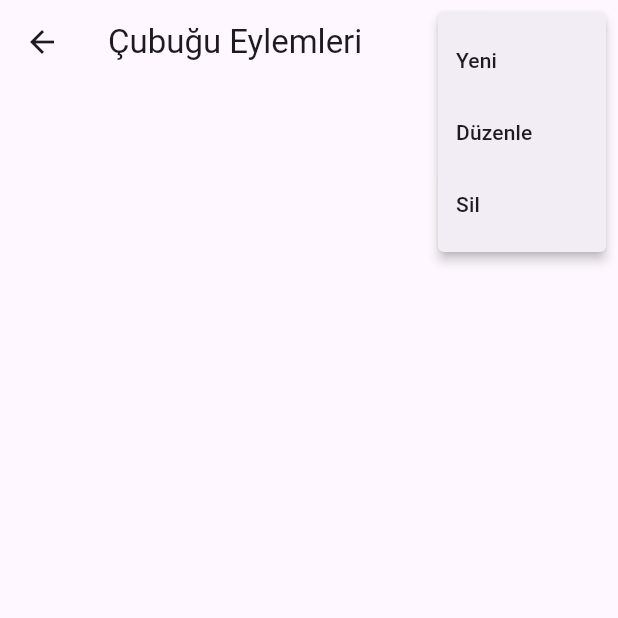
After one commit to yayirgul/flutter_library, a Flutter app: the AppbarActionWidget screen opened directly, after a tap on the "more vert" icon, on a phone screen of 412 x 824 dp, the top half of it. The commit adds this screen. Run offline on Flutter 3.47's test engine with Material 2 defaults, Android fonts, the light colour scheme and no system bars.

Commit message:
appbar action widget

```diff
--- a/lib/main.dart
+++ b/lib/main.dart
@@ -1,4 +1,5 @@
 import 'package:flutter/material.dart';
+import 'package:flutter_library/widgets/appbar_action_widget.dart';
 import 'package:flutter_library/widgets/counter_widget.dart';
 import 'package:flutter_library/widgets/dropdown_widget.dart';
 import 'package:flutter_library/widgets/image_widget.dart';
@@ -65,7 +66,15 @@ class _MyHomePageState extends State<MyHomePage> {
                         const DropdownWidget(title: 'Açılır Liste'),
                   ));
                 },
-                child: const Text('Açılır Liste'))
+                child: const Text('Açılır Liste')),
+            ElevatedButton(
+                onPressed: () {
+                  Navigator.of(context).push(MaterialPageRoute(
+                    builder: (context) =>
+                        const AppbarActionWidget(title: 'Çubuğu Eylemleri'),
+                  ));
+                },
+                child: const Text('Uygulama Çubuğu Eylemleri'))
           ],
         ),
       ),
--- /dev/null
+++ b/lib/widgets/appbar_action_widget.dart
@@ -0,0 +1,36 @@
+// ignore_for_file: non_constant_identifier_names
+
+import 'package:flutter/material.dart';
+
+class AppbarActionWidget extends StatefulWidget {
+  final String title;
+  const AppbarActionWidget({super.key, required this.title});
+
+  @override
+  State<AppbarActionWidget> createState() => _AppbarActionWidgetState();
+}
+
+class _AppbarActionWidgetState extends State<AppbarActionWidget> {
+  List<String> actions = ['Yeni', 'Düzenle', 'Sil'];
+  @override
+  Widget build(BuildContext context) {
+    return Scaffold(
+      appBar: AppBar(
+        title: Text(widget.title),
+        actions: [Menu(actions)],
+      ),
+    );
+  }
+}
+
+Widget Menu(List<String> menu) {
+  return Center(
+    child: PopupMenuButton<String>(
+      itemBuilder: (context) {
+        return menu
+            .map((m) => PopupMenuItem(value: m, child: Text(m)))
+            .toList();
+      },
+    ),
+  );
+}
```
